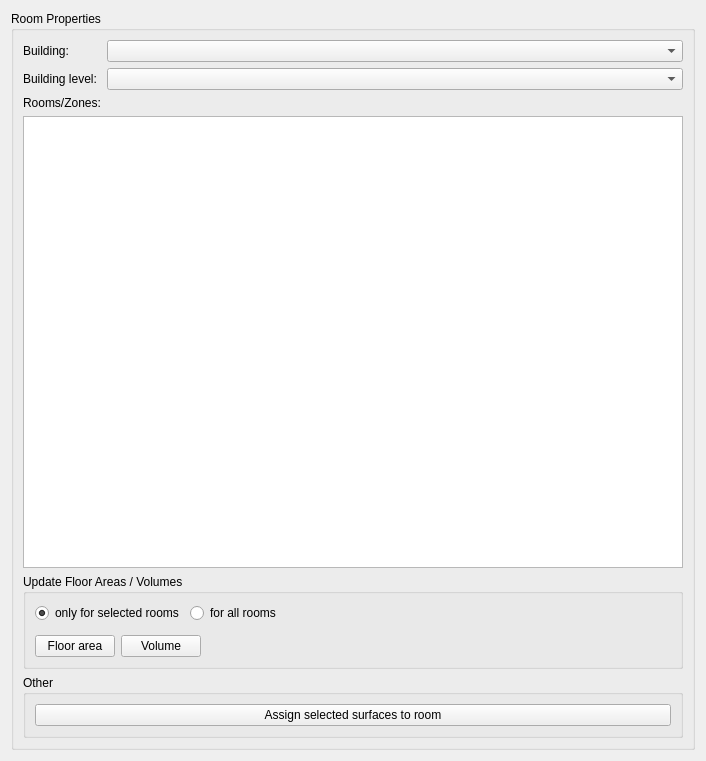
The window that SIM-VICUS/src/SVPropBuildingZoneProperty.ui (ghorwin/SIM-VICUS) describes before a commit, drawn with Qt 5.
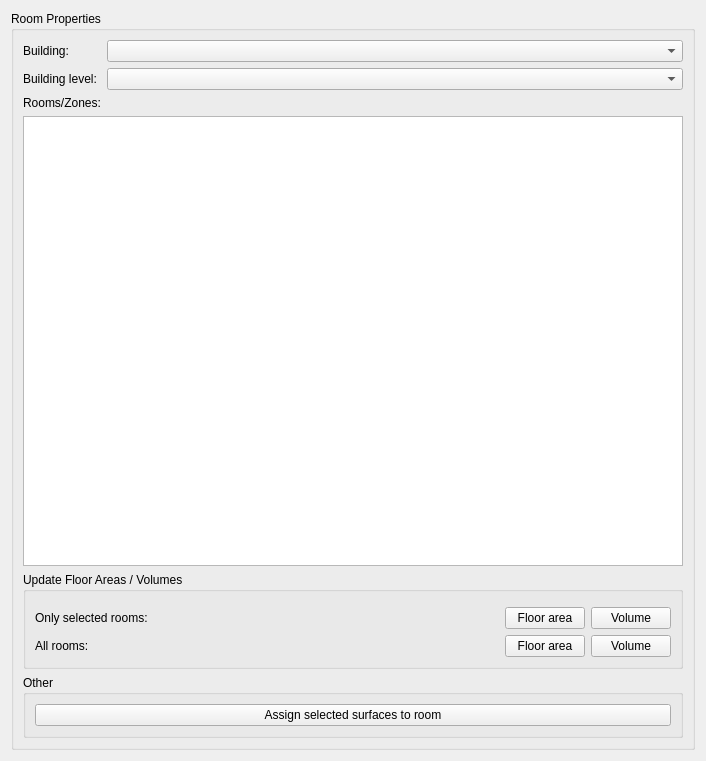
The same window after the commit.

Commit message: Added push buttons again.

What changed in the file:
```diff
--- a/SIM-VICUS/src/SVPropBuildingZoneProperty.ui
+++ b/SIM-VICUS/src/SVPropBuildingZoneProperty.ui
@@ -38,23 +38,20 @@
         <property name="title">
          <string>Update Floor Areas / Volumes</string>
         </property>
-        <layout class="QVBoxLayout" name="verticalLayout">
-         <item>
+        <layout class="QGridLayout" name="gridLayout">
+         <item row="0" column="0">
+          <widget class="Line" name="line">
+           <property name="orientation">
+            <enum>Qt::Vertical</enum>
+           </property>
+          </widget>
+         </item>
+         <item row="1" column="0">
           <layout class="QHBoxLayout" name="horizontalLayout_2">
            <item>
-            <widget class="QRadioButton" name="radioButtonSelected">
+            <widget class="QLabel" name="label">
              <property name="text">
-              <string>only for selected rooms</string>
-             </property>
-             <property name="checked">
-              <bool>true</bool>
-             </property>
-            </widget>
-           </item>
-           <item>
-            <widget class="QRadioButton" name="radioButtonAll">
-             <property name="text">
-              <string>for all rooms</string>
+              <string>Only selected rooms:</string>
              </property>
             </widget>
            </item>
@@ -71,28 +68,28 @@
              </property>
             </spacer>
            </item>
+           <item>
+            <widget class="QPushButton" name="pushButtonFloorAreaSelectedRooms">
+             <property name="text">
+              <string>Floor area</string>
+             </property>
+            </widget>
+           </item>
+           <item>
+            <widget class="QPushButton" name="pushButtonVolumeSelectedRooms">
+             <property name="text">
+              <string>Volume</string>
+             </property>
+            </widget>
+           </item>
           </layout>
          </item>
-         <item>
-          <widget class="Line" name="line">
-           <property name="orientation">
-            <enum>Qt::Vertical</enum>
-           </property>
-          </widget>
-         </item>
-         <item>
+         <item row="2" column="0">
           <layout class="QHBoxLayout" name="horizontalLayout">
            <item>
-            <widget class="QPushButton" name="pushButtonFloorArea">
+            <widget class="QLabel" name="label_2">
              <property name="text">
-              <string>Floor area</string>
-             </property>
-            </widget>
-           </item>
-           <item>
-            <widget class="QPushButton" name="pushButtonVolume">
-             <property name="text">
-              <string>Volume</string>
+              <string>All rooms:</string>
              </property>
             </widget>
            </item>
@@ -109,6 +106,20 @@
              </property>
             </spacer>
            </item>
+           <item>
+            <widget class="QPushButton" name="pushButtonFloorAreaAllRooms">
+             <property name="text">
+              <string>Floor area</string>
+             </property>
+            </widget>
+           </item>
+           <item>
+            <widget class="QPushButton" name="pushButtonVolumeAllRooms">
+             <property name="text">
+              <string>Volume</string>
+             </property>
+            </widget>
+           </item>
           </layout>
          </item>
         </layout>
```
